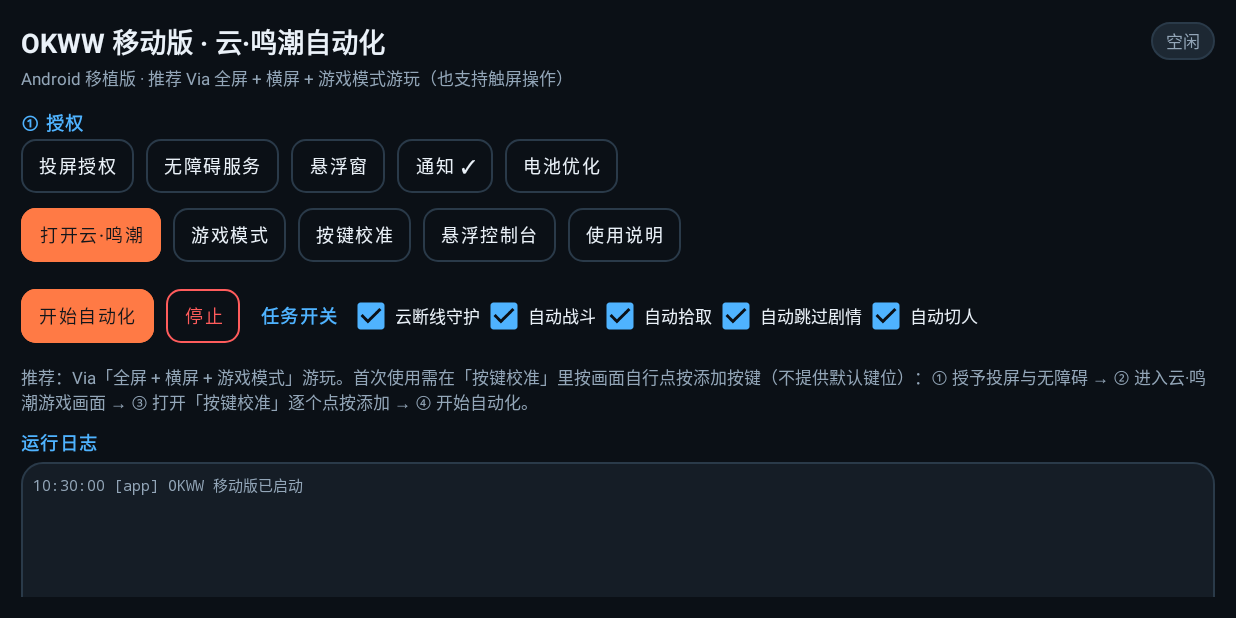
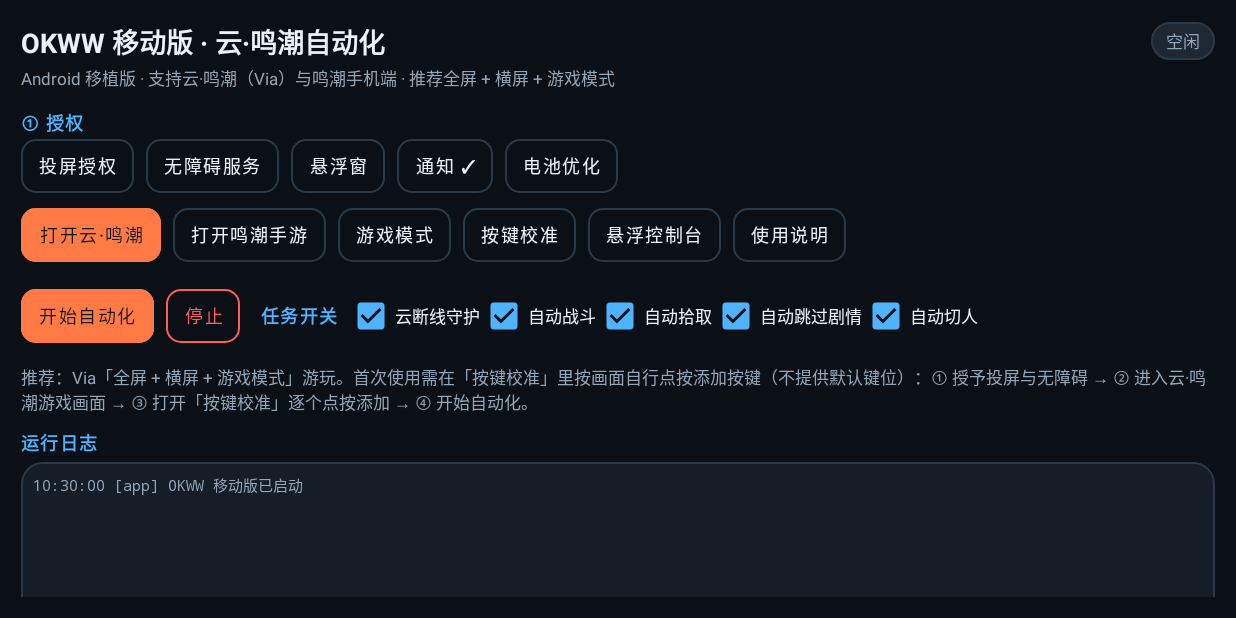
Before and after one commit to jiang386/okww-mobile, an Android app: the screen it shows after launch (MainActivity), on a phone screen of 824 x 412 dp (held sideways). Run offline under Robolectric (Android 15) with nearby library versions, the phone set to English and light mode, and no system bars; pictures from the network do not load.

Commit message:
feat: 适配鸣潮手机端；APK 改为 Release 附件发布；补充各版本更新说明文档；发布 0.1.4

```diff
--- a/app/build.gradle.kts
+++ b/app/build.gradle.kts
@@ -13,8 +13,8 @@ android {
         // 可通过 -PtargetSdk=32 覆盖：部分 ROM（realme / ColorOS 等）对 targetSdk >= 33
         // 的侧载应用强制「受限设置」，导致无障碍无法开启；targetSdk 32 可绕过该限制。
         targetSdk = (project.findProperty("targetSdk") as String?)?.toIntOrNull() ?: 35
-        versionCode = 4
-        versionName = "0.1.3"
+        versionCode = 5
+        versionName = "0.1.4"
         resourceConfigurations.addAll(listOf("zh", "en"))
     }
 
--- a/app/src/main/AndroidManifest.xml
+++ b/app/src/main/AndroidManifest.xml
@@ -15,6 +15,8 @@
     <queries>
         <package android:name="mark.via" />
         <package android:name="mark.via.gp" />
+        <package android:name="com.kurogame.mingchao" />
+        <package android:name="com.kurogame.mingchao.bilibili" />
         <intent>
             <action android:name="android.intent.action.VIEW" />
             <data android:scheme="https" />
--- a/app/src/main/java/com/okww/mobile/ui/MainActivity.kt
+++ b/app/src/main/java/com/okww/mobile/ui/MainActivity.kt
@@ -129,6 +129,11 @@ class MainActivity : AppCompatActivity() {
                 Toast.makeText(this, R.string.toast_no_via, Toast.LENGTH_LONG).show()
             }
         }
+        b.btnNative.setOnClickListener {
+            if (!ViaHelper.openGame(this)) {
+                Toast.makeText(this, R.string.toast_no_game, Toast.LENGTH_LONG).show()
+            }
+        }
         b.btnGameMode.setOnClickListener { showGameModeDialog() }
         b.btnCalibrate.setOnClickListener {
             startActivity(Intent(this, CalibrationActivity::class.java))
--- a/app/src/main/res/layout/activity_main.xml
+++ b/app/src/main/res/layout/activity_main.xml
@@ -124,6 +124,14 @@
                     android:layout_height="wrap_content"
                     android:layout_marginEnd="8dp"
                     android:text="@string/btn_launch" />
+
+                <com.google.android.material.button.MaterialButton
+                    android:id="@+id/btnNative"
+                    style="@style/Widget.OKWW.Button"
+                    android:layout_width="wrap_content"
+                    android:layout_height="wrap_content"
+                    android:layout_marginEnd="8dp"
+                    android:text="@string/btn_open_native" />
 
                 <com.google.android.material.button.MaterialButton
                     android:id="@+id/btnGameMode"
--- a/app/src/main/res/values/strings.xml
+++ b/app/src/main/res/values/strings.xml
@@ -5,7 +5,7 @@
     <string name="accessibility_desc">用于在云·鸣潮网页版中模拟点击与滑动，实现自动战斗、自动拾取与云断线重连。不会读取你的输入内容。</string>
 
     <string name="title">OKWW 移动版 · 云·鸣潮自动化</string>
-    <string name="subtitle">Android 移植版 · 推荐 Via 全屏 + 横屏 + 游戏模式游玩（也支持触屏操作）</string>
+    <string name="subtitle">Android 移植版 · 支持云·鸣潮（Via）与鸣潮手机端 · 推荐全屏 + 横屏 + 游戏模式</string>
 
     <string name="step_permissions">① 授权</string>
     <string name="btn_capture">投屏授权</string>
@@ -14,6 +14,7 @@
     <string name="btn_notify">通知</string>
     <string name="btn_battery">电池优化</string>
     <string name="btn_launch">打开云·鸣潮</string>
+    <string name="btn_open_native">打开鸣潮手游</string>
     <string name="btn_game_mode">游戏模式</string>
     <string name="btn_calibrate">按键校准</string>
     <string name="btn_panel">悬浮控制台</string>
@@ -62,12 +63,13 @@
     <string name="cal_overlay_tip">长按悬浮窗「校准」可清空全部按键</string>
 
     <string name="help_title">使用说明 / Via 设置</string>
-    <string name="help_body">推荐游玩方式：Via 打开云·鸣潮后，切到「全屏 + 横屏」，再点本应用「游戏模式」。竖屏 / 带浏览器地址栏的状态也能用，但画面更小、系统手势容易误触，不建议。\n\n1) 投屏授权：选择「整个屏幕」或「单个应用（Via）」，之后本应用才能在后台看到画面。\n\n2) 无障碍服务：OKWW 触控执行器用于模拟点击/滑动。\n\n3) Via 横屏 + 全屏 + 游戏模式：\n· 手机横放后打开云·鸣潮；\n· 点本应用「游戏模式」：锁定横屏、提高亮度、开启免打扰、尝试沉浸全屏；\n· 若提示「沉浸全屏需要 adb」，执行一次：\nadb shell pm grant com.okww.mobile android.permission.WRITE_SECURE_SETTINGS\n\n4) 按键添加：本版本不再提供默认键位。推荐开启悬浮控制台后，在游戏画面上点「校准」，直接点按按钮位置添加；也可在应用内「校准」页添加。自动战斗至少需要「普攻」。所有开关与校准都能在游戏内完成，无需退出云游戏。\n\n5) 云游戏断线（如 1020 云服务错误）会被「云断线守护」自动点掉并重进游戏。\n\n注意：云游戏有串流延迟，已内置 0.8s 重锁与 3s 血条宽限；仍建议使用稳定网络。</string>
+    <string name="help_body">两种用法：\n· 云·鸣潮（Via 网页版）：打开云·鸣潮 → 全屏 + 横屏 + 游戏模式，全部功能可用（含云断线守护）；\n· 鸣潮手机端（官方客户端）：点「打开鸣潮手游」直接进游戏，血条识别、自动战斗/拾取/剧情、悬浮窗开关与按键添加都可用，云断线守护对本地客户端无效可关闭。\n\n1) 投屏授权：选择「整个屏幕」，之后本应用才能在后台看到画面。\n\n2) 无障碍服务：OKWW 触控执行器用于模拟点击/滑动。\n\n3) 游戏模式：锁定横屏、提高亮度、开启免打扰、尝试沉浸全屏；若提示需要 adb，执行一次：\nadb shell pm grant com.okww.mobile android.permission.WRITE_SECURE_SETTINGS\n\n4) 按键添加：不提供默认键位。推荐开启悬浮控制台后，在游戏画面上点「校准」，直接点按按钮位置添加；也可在应用内「校准」页添加。自动战斗至少需要「普攻」。所有开关与校准都能在游戏内完成，无需退出云游戏。\n\n5) 云游戏断线（如 1020 云服务错误）会被「云断线守护」自动点掉并重进游戏。\n\n注意：云游戏有串流延迟，已内置 0.8s 重锁与 3s 血条宽限；仍建议使用稳定网络。</string>
     <string name="help_ok">知道了</string>
     <string name="copy_adb">复制 adb 命令</string>
     <string name="copied">已复制</string>
 
     <string name="toast_no_via">未检测到 Via 浏览器（mark.via / mark.via.gp）</string>
+    <string name="toast_no_game">未检测到鸣潮手机端（com.kurogame.mingchao）</string>
     <string name="toast_no_capture">请先完成投屏授权</string>
     <string name="toast_no_access">请先开启无障碍服务</string>
     <string name="toast_started">自动化已启动</string>
```
Also changed, not shown: app/src/main/java/com/okww/mobile/ui/ViaHelper.kt (+18 -0 lines), 9 other files.
